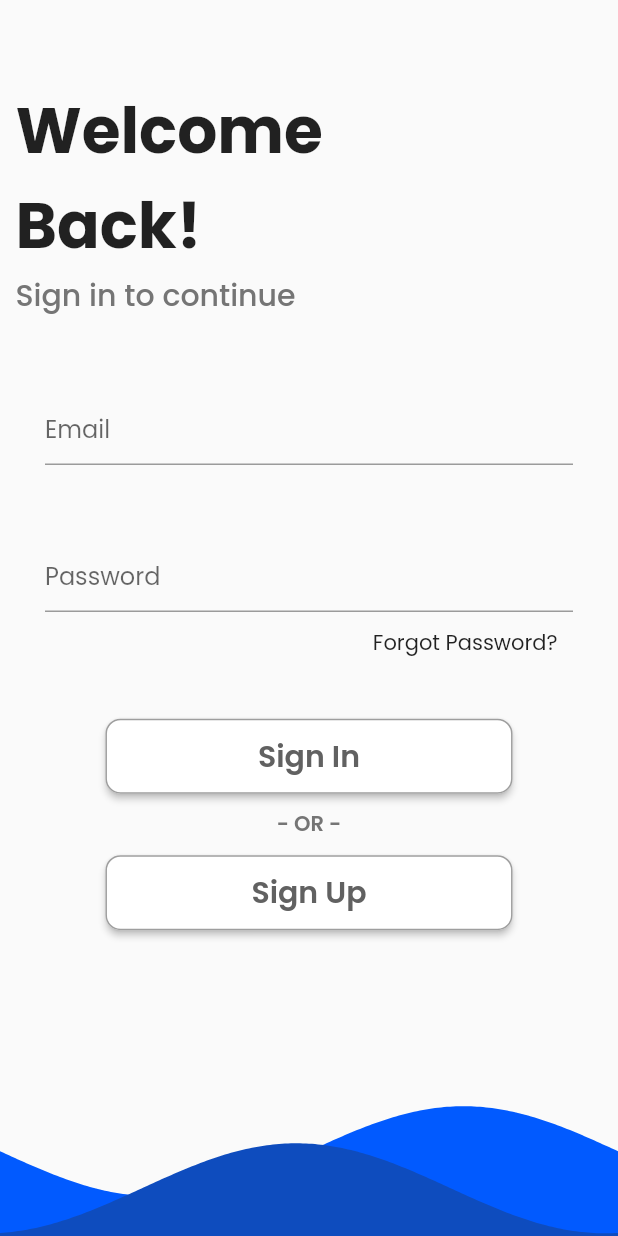
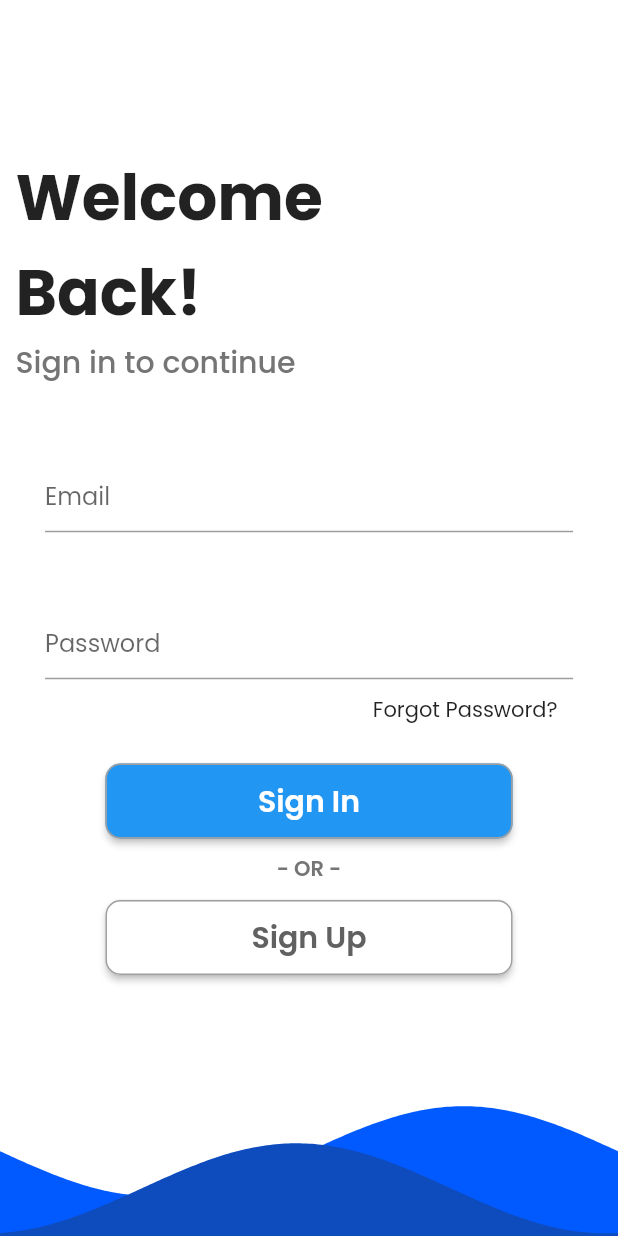
Before and after one commit to AngeloPavan/flutter-test, a Flutter app: the screen it shows after launch, on a phone screen of 412 x 824 dp. Run offline on Flutter 3.47's test engine with Material 2 defaults, Android fonts, the phone set to English and light mode, and no system bars; drawn by our look-alikes of wave.

Commit message:
fix: better sign in page

```diff
--- a/book_app/lib/pages/sign_in.dart
+++ b/book_app/lib/pages/sign_in.dart
@@ -1,5 +1,6 @@
 // ignore_for_file: sized_box_for_whitespace
 
+import 'package:book_app/pages/home_scaffold.dart';
 import 'package:book_app/pages/sign_up.dart';
 import 'package:flutter/material.dart';
 import 'package:wave/config.dart';
@@ -16,17 +17,19 @@ class SignIn extends StatelessWidget {
   @override
   Widget build(BuildContext context) {
     return Scaffold(
-      resizeToAvoidBottomInset: false,
-      appBar: AppBar(
-        backgroundColor: Colors.transparent,
-        shadowColor: Colors.transparent,
-      ),
+      resizeToAvoidBottomInset: true,
+      backgroundColor: const Color.fromARGB(255, 14, 76, 190),
       body: Align(
-        child: SizedBox(
+        child: SingleChildScrollView(
+          physics: BouncingScrollPhysics(),
+          child: Container(
+            decoration: BoxDecoration(color: Colors.white),
             width: deviceWidth(context),
+            height: deviceHeight(context),
             child: Column(
               crossAxisAlignment: CrossAxisAlignment.center,
               children: [
+                const Spacer(flex: 4),
                 Container(
                   width: deviceWidth(context) * 0.95,
                   child: const Text(
@@ -78,7 +81,12 @@ class SignIn extends StatelessWidget {
                   child: Padding(
                     padding: const EdgeInsets.fromLTRB(60, 0, 60, 0),
                     child: ElevatedButton(
-                    onPressed: () {},
+                      onPressed: () {
+                        Navigator.push(
+                          context,
+                          MaterialPageRoute(builder: (context) => const HomeScaffold()),
+                        );
+                      },
                       style: ElevatedButton.styleFrom(
                         padding: const EdgeInsets.symmetric(vertical: 10),
                         shape: RoundedRectangleBorder(
@@ -86,12 +94,12 @@ class SignIn extends StatelessWidget {
                         ),
                         // set border color to black
                         side: const BorderSide(color: Colors.grey),
-                      backgroundColor: Colors.white,
+                        backgroundColor: Colors.blue,
                       ),
-                    child: Text("Sign In",
+                      child: const Text("Sign In",
                           style: TextStyle(
                             fontSize: 20,
-                          color: Colors.grey[700],
+                            color: Colors.white,
                             fontWeight: FontWeight.w600,
                           )),
                     ),
@@ -159,6 +167,7 @@ class SignIn extends StatelessWidget {
             ),
           ),
         ),
+      ),
     );
   }
 }
```
Lines whose indentation alone changed are shown as unchanged.
